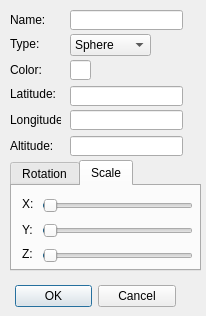
hmendoza2001/SimpleEarth, file VolumeWindow.ui: the form before one commit.
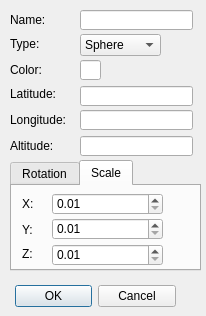
The form after the commit. The open tabs and pages were chosen to show the change. Custom widgets are drawn as their Qt base class.

Commit message:
Enhanced scaling functionality
Enhanced scaling functionality. Code cleanup.

What changed in the file:
```diff
--- a/VolumeWindow.ui
+++ b/VolumeWindow.ui
@@ -10,6 +10,18 @@
     <height>316</height>
    </rect>
   </property>
+  <property name="minimumSize">
+   <size>
+    <width>206</width>
+    <height>316</height>
+   </size>
+  </property>
+  <property name="maximumSize">
+   <size>
+    <width>206</width>
+    <height>316</height>
+   </size>
+  </property>
   <property name="windowTitle">
    <string>Volume</string>
   </property>
@@ -45,7 +57,7 @@
   <widget class="QComboBox" name="typeComboBox">
    <property name="geometry">
     <rect>
-     <x>70</x>
+     <x>80</x>
      <y>34</y>
      <width>81</width>
      <height>22</height>
@@ -85,7 +97,7 @@
     <rect>
      <x>10</x>
      <y>112</y>
-     <width>51</width>
+     <width>61</width>
      <height>16</height>
     </rect>
    </property>
@@ -96,7 +108,7 @@
   <widget class="QLineEdit" name="latitude">
    <property name="geometry">
     <rect>
-     <x>70</x>
+     <x>80</x>
      <y>86</y>
      <width>113</width>
      <height>20</height>
@@ -106,7 +118,7 @@
   <widget class="QLineEdit" name="longitude">
    <property name="geometry">
     <rect>
-     <x>70</x>
+     <x>80</x>
      <y>110</y>
      <width>113</width>
      <height>20</height>
@@ -129,7 +141,7 @@
   <widget class="QLineEdit" name="altitude">
    <property name="geometry">
     <rect>
-     <x>70</x>
+     <x>80</x>
      <y>136</y>
      <width>113</width>
      <height>20</height>
@@ -152,7 +164,7 @@
   <widget class="ColorSelectWidget" name="color">
    <property name="geometry">
     <rect>
-     <x>70</x>
+     <x>80</x>
      <y>60</y>
      <width>21</width>
      <height>20</height>
@@ -181,7 +193,7 @@
   <widget class="QLineEdit" name="name">
    <property name="geometry">
     <rect>
-     <x>70</x>
+     <x>80</x>
      <y>10</y>
      <width>113</width>
      <height>20</height>
@@ -308,31 +320,6 @@
     <attribute name="title">
      <string>Scale</string>
     </attribute>
-    <widget class="QSlider" name="scaleXSlider">
-     <property name="geometry">
-      <rect>
-       <x>30</x>
-       <y>10</y>
-       <width>151</width>
-       <height>19</height>
-      </rect>
-     </property>
-     <property name="minimum">
-      <number>1</number>
-     </property>
-     <property name="maximum">
-      <number>1000</number>
-     </property>
-     <property name="sliderPosition">
-      <number>10</number>
-     </property>
-     <property name="orientation">
-      <enum>Qt::Horizontal</enum>
-     </property>
-     <property name="tickPosition">
-      <enum>QSlider::NoTicks</enum>
-     </property>
-    </widget>
     <widget class="QLabel" name="label_10">
      <property name="geometry">
       <rect>
@@ -346,28 +333,6 @@
       <string>Y:</string>
      </property>
     </widget>
-    <widget class="QSlider" name="scaleZSlider">
-     <property name="geometry">
-      <rect>
-       <x>30</x>
-       <y>60</y>
-       <width>151</width>
-       <height>19</height>
-      </rect>
-     </property>
-     <property name="minimum">
-      <number>1</number>
-     </property>
-     <property name="maximum">
-      <number>1000</number>
-     </property>
-     <property name="sliderPosition">
-      <number>10</number>
-     </property>
-     <property name="orientation">
-      <enum>Qt::Horizontal</enum>
-     </property>
-    </widget>
     <widget class="QLabel" name="label_11">
      <property name="geometry">
       <rect>
@@ -394,26 +359,52 @@
       <string>Z:</string>
      </property>
     </widget>
-    <widget class="QSlider" name="scaleYSlider">
+    <widget class="QDoubleSpinBox" name="scaleXSpinBox">
      <property name="geometry">
       <rect>
-       <x>30</x>
-       <y>35</y>
-       <width>151</width>
-       <height>19</height>
+       <x>40</x>
+       <y>7</y>
+       <width>111</width>
+       <height>22</height>
       </rect>
      </property>
      <property name="minimum">
-      <number>1</number>
+      <double>0.010000000000000</double>
      </property>
-     <property name="maximum">
-      <number>1000</number>
+     <property name="singleStep">
+      <double>0.010000000000000</double>
      </property>
-     <property name="sliderPosition">
-      <number>10</number>
+    </widget>
+    <widget class="QDoubleSpinBox" name="scaleYSpinBox">
+     <property name="geometry">
+      <rect>
+       <x>40</x>
+       <y>32</y>
+       <width>111</width>
+       <height>22</height>
+      </rect>
      </property>
-     <property name="orientation">
-      <enum>Qt::Horizontal</enum>
+     <property name="minimum">
+      <double>0.010000000000000</double>
+     </property>
+     <property name="singleStep">
+      <double>0.010000000000000</double>
+     </property>
+    </widget>
+    <widget class="QDoubleSpinBox" name="scaleZSpinBox">
+     <property name="geometry">
+      <rect>
+       <x>40</x>
+       <y>58</y>
+       <width>111</width>
+       <height>22</height>
+      </rect>
+     </property>
+     <property name="minimum">
+      <double>0.010000000000000</double>
+     </property>
+     <property name="singleStep">
+      <double>0.010000000000000</double>
      </property>
     </widget>
    </widget>
```
The commit also changes 2 other files.
